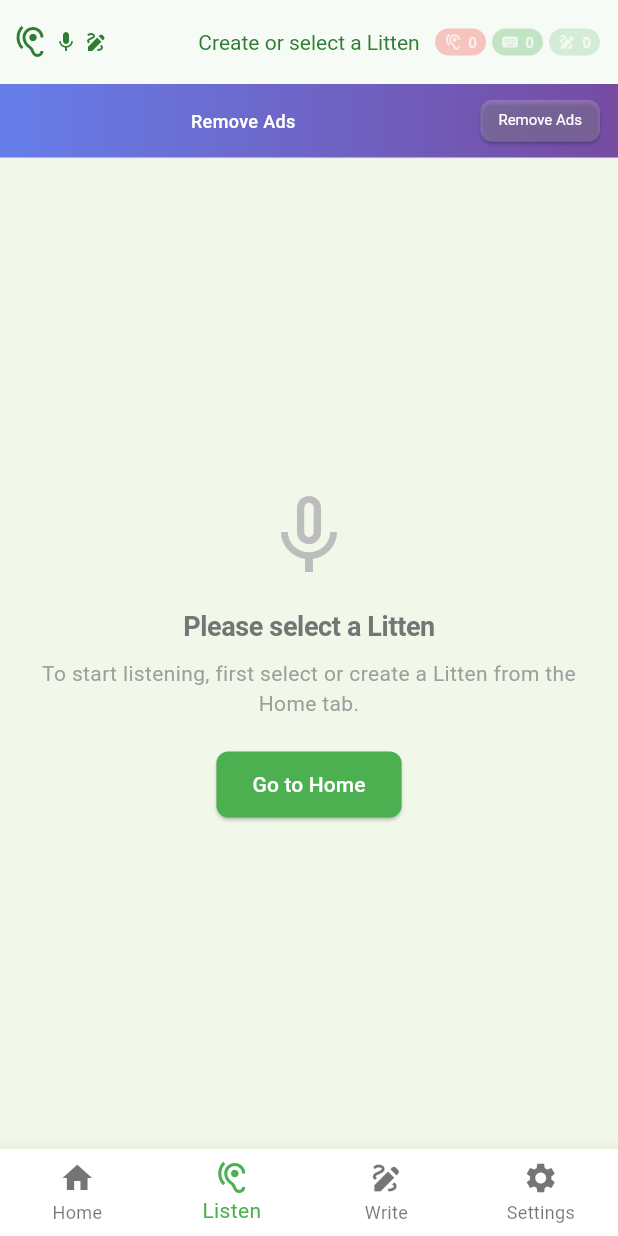
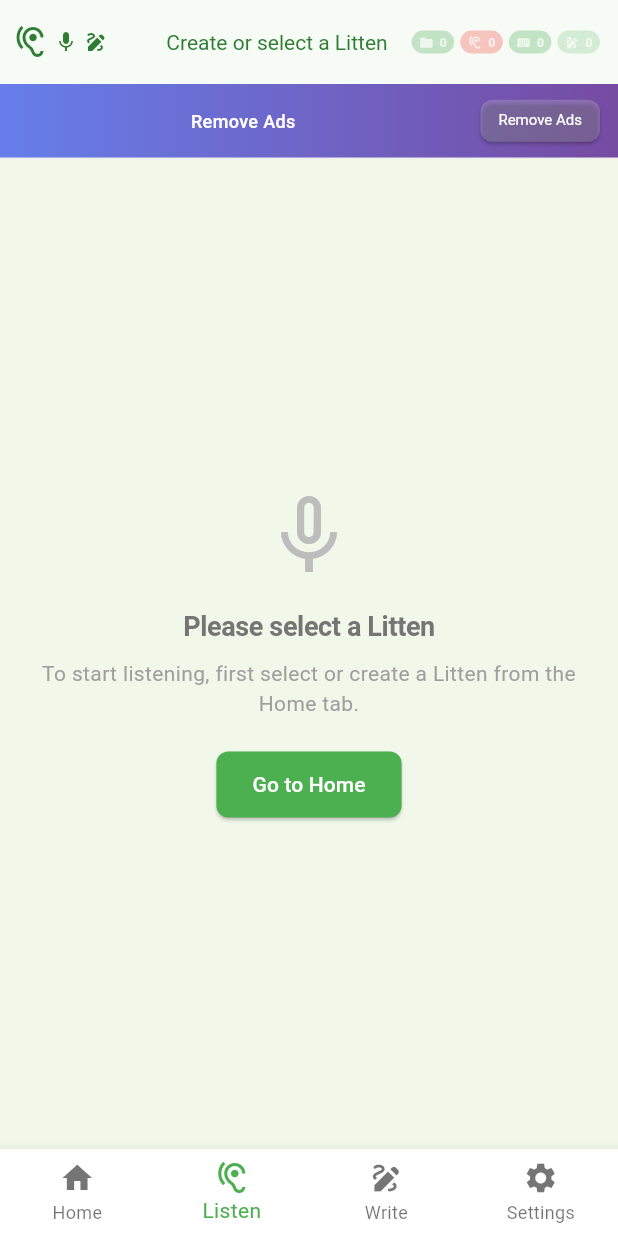
Before and after one commit to bgso7777/litten, a Flutter app: the MainTabScreen screen opened directly, item 2 of the bottom bar chosen, on a phone screen of 412 x 824 dp. Run offline on Flutter 3.47's test engine with Material 3 defaults, Android fonts, the light colour scheme and no system bars; our stand-ins replace audioplayers, file_picker, permission_handler, printing, shared_preferences, table_calendar; missing offline and left inert: flutter_painter_v2, flutter_pdfview, html_editor_enhanced, record; accounts and stored records are empty.

Commit message:
화면 기능 개선

```diff
--- a/frontend/lib/screens/main_tab_screen.dart
+++ b/frontend/lib/screens/main_tab_screen.dart
@@ -9,6 +9,7 @@ import 'recording_screen.dart';
 import 'writing_screen.dart';
 import 'settings_screen.dart';
 import '../config/themes.dart';
+import '../utils/responsive_utils.dart';
 
 class MainTabScreen extends StatelessWidget {
   const MainTabScreen({super.key});
@@ -45,7 +46,7 @@ class MainTabScreen extends StatelessWidget {
                     l10n?.emptyLittenTitle ?? '리튼을 생성하거나 선택하세요',
                     style: const TextStyle(fontSize: 14),
                   ),
-            actions: _buildFileCountBadges(appState),
+            actions: _buildFileCountBadges(appState, context),
           ),
           body: Column(
             children: [
@@ -91,7 +92,7 @@ class MainTabScreen extends StatelessWidget {
     );
   }
 
-  List<Widget>? _buildFileCountBadges(AppStateProvider appState) {
+  List<Widget>? _buildFileCountBadges(AppStateProvider appState, BuildContext context) {
     int audioCount = 0;
     int textCount = 0;
     int handwritingCount = 0;
@@ -112,24 +113,57 @@ class MainTabScreen extends StatelessWidget {
 
     final badges = <Widget>[];
 
-    // 녹음 파일 배지 (0개일 때도 표시)
+    // 전체 리튼 수 배지 (가장 앞에 추가)
+    final littenCount = appState.littens.length;
     badges.add(
       Container(
-        padding: const EdgeInsets.symmetric(horizontal: 6, vertical: 2),
+        padding: ResponsiveUtils.getBadgePadding(context),
         decoration: BoxDecoration(
-          color: audioCount > 0 ? AppColors.recordingColor : AppColors.recordingColor.withValues(alpha: 0.3),
-          borderRadius: BorderRadius.circular(12),
+          color: littenCount > 0
+              ? Theme.of(context).primaryColor
+              : Theme.of(context).primaryColor.withValues(alpha: 0.3),
+          borderRadius: BorderRadius.circular(ResponsiveUtils.getBadgeBorderRadius(context)),
         ),
         child: Row(
           mainAxisSize: MainAxisSize.min,
           children: [
-            Icon(Icons.hearing, size: 12, color: audioCount > 0 ? Colors.white : Colors.white70),
+            Icon(Icons.folder,
+                size: ResponsiveUtils.getBadgeIconSize(context),
+                color: littenCount > 0 ? Colors.white : Colors.white70),
+            AppSpacing.horizontalSpaceXS,
+            Text(
+              littenCount.toString(),
+              style: TextStyle(
+                color: littenCount > 0 ? Colors.white : Colors.white70,
+                fontSize: ResponsiveUtils.getBadgeFontSize(context),
+                fontWeight: FontWeight.bold,
+              ),
+            ),
+          ],
+        ),
+      ),
+    );
+
+    // 녹음 파일 배지 (0개일 때도 표시)
+    badges.add(
+      Container(
+        padding: ResponsiveUtils.getBadgePadding(context),
+        decoration: BoxDecoration(
+          color: audioCount > 0 ? AppColors.recordingColor : AppColors.recordingColor.withValues(alpha: 0.3),
+          borderRadius: BorderRadius.circular(ResponsiveUtils.getBadgeBorderRadius(context)),
+        ),
+        child: Row(
+          mainAxisSize: MainAxisSize.min,
+          children: [
+            Icon(Icons.hearing,
+                size: ResponsiveUtils.getBadgeIconSize(context),
+                color: audioCount > 0 ? Colors.white : Colors.white70),
             AppSpacing.horizontalSpaceXS,
             Text(
               audioCount.toString(),
               style: TextStyle(
                 color: audioCount > 0 ? Colors.white : Colors.white70,
-                fontSize: 10,
+                fontSize: ResponsiveUtils.getBadgeFontSize(context),
                 fontWeight: FontWeight.bold,
               ),
             ),
@@ -141,21 +175,23 @@ class MainTabScreen extends StatelessWidget {
     // 텍스트 파일 배지 (0개일 때도 표시)
     badges.add(
       Container(
-        padding: const EdgeInsets.symmetric(horizontal: 6, vertical: 2),
+        padding: const EdgeInsets.symmetric(horizontal: 4.9, vertical: 1.6),
         decoration: BoxDecoration(
           color: textCount > 0 ? AppColors.writingColor : AppColors.writingColor.withValues(alpha: 0.3),
-          borderRadius: BorderRadius.circular(12),
+          borderRadius: BorderRadius.circular(ResponsiveUtils.getBadgeBorderRadius(context)),
         ),
         child: Row(
           mainAxisSize: MainAxisSize.min,
           children: [
-            Icon(Icons.keyboard, size: 12, color: textCount > 0 ? Colors.white : Colors.white70),
+            Icon(Icons.keyboard,
+                size: ResponsiveUtils.getBadgeIconSize(context),
+                color: textCount > 0 ? Colors.white : Colors.white70),
             AppSpacing.horizontalSpaceXS,
             Text(
               textCount.toString(),
               style: TextStyle(
                 color: textCount > 0 ? Colors.white : Colors.white70,
-                fontSize: 10,
+                fontSize: ResponsiveUtils.getBadgeFontSize(context),
                 fontWeight: FontWeight.bold,
               ),
             ),
@@ -167,23 +203,25 @@ class MainTabScreen extends StatelessWidget {
     // 필기 파일 배지 (0개일 때도 표시)
     badges.add(
       Container(
-        padding: const EdgeInsets.symmetric(horizontal: 6, vertical: 2),
+        padding: const EdgeInsets.symmetric(horizontal: 4.9, vertical: 1.6),
         decoration: BoxDecoration(
           color: handwritingCount > 0
               ? AppColors.writingColor.withValues(alpha: 0.8)
               : AppColors.writingColor.withValues(alpha: 0.2),
-          borderRadius: BorderRadius.circular(12),
+          borderRadius: BorderRadius.circular(ResponsiveUtils.getBadgeBorderRadius(context)),
         ),
         child: Row(
           mainAxisSize: MainAxisSize.min,
           children: [
-            Icon(Icons.draw, size: 12, color: handwritingCount > 0 ? Colors.white : Colors.white70),
+            Icon(Icons.draw,
+                size: ResponsiveUtils.getBadgeIconSize(context),
+                color: handwritingCount > 0 ? Colors.white : Colors.white70),
             AppSpacing.horizontalSpaceXS,
             Text(
               handwritingCount.toString(),
               style: TextStyle(
                 color: handwritingCount > 0 ? Colors.white : Colors.white70,
-                fontSize: 10,
+                fontSize: ResponsiveUtils.getBadgeFontSize(context),
                 fontWeight: FontWeight.bold,
               ),
             ),
--- /dev/null
+++ b/frontend/lib/utils/responsive_utils.dart
@@ -0,0 +1,140 @@
+import 'package:flutter/material.dart';
+
+class ResponsiveUtils {
+  static const double tabletBreakpoint = 768.0;
+  static const double desktopBreakpoint = 1024.0;
+
+  static bool isTablet(BuildContext context) {
+    final screenWidth = MediaQuery.of(context).size.width;
+    return screenWidth >= tabletBreakpoint && screenWidth < desktopBreakpoint;
+  }
+
+  static bool isDesktop(BuildContext context) {
+    final screenWidth = MediaQuery.of(context).size.width;
+    return screenWidth >= desktopBreakpoint;
+  }
+
+  static bool isMobile(BuildContext context) {
+    final screenWidth = MediaQuery.of(context).size.width;
+    return screenWidth < tabletBreakpoint;
+  }
+
+  static double getScreenWidth(BuildContext context) {
+    return MediaQuery.of(context).size.width;
+  }
+
+  static double getScreenHeight(BuildContext context) {
+    return MediaQuery.of(context).size.height;
+  }
+
+  static EdgeInsets getResponsivePadding(BuildContext context) {
+    if (isDesktop(context)) {
+      return const EdgeInsets.all(24.0);
+    } else if (isTablet(context)) {
+      return const EdgeInsets.all(16.0);
+    } else {
+      return const EdgeInsets.all(12.0);
+    }
+  }
+
+  static double getResponsiveFontSize(BuildContext context, double baseFontSize) {
+    final screenWidth = getScreenWidth(context);
+    if (screenWidth < 360) {
+      return baseFontSize * 0.9;
+    } else if (screenWidth < 400) {
+      return baseFontSize * 0.95;
+    } else if (screenWidth > 600) {
+      return baseFontSize * 1.1;
+    }
+    return baseFontSize;
+  }
+
+  static double getResponsiveIconSize(BuildContext context, double baseIconSize) {
+    final screenWidth = getScreenWidth(context);
+    if (screenWidth < 360) {
+      return baseIconSize * 0.9;
+    } else if (screenWidth > 600) {
+      return baseIconSize * 1.1;
+    }
+    return baseIconSize;
+  }
+
+  static int getResponsiveCrossAxisCount(BuildContext context) {
+    final screenWidth = getScreenWidth(context);
+    if (screenWidth > 1200) {
+      return 4;
+    } else if (screenWidth > 800) {
+      return 3;
+    } else if (screenWidth > 600) {
+      return 2;
+    } else {
+      return 1;
+    }
+  }
+
+  static double getCalendarRowHeight(BuildContext context) {
+    final screenHeight = getScreenHeight(context);
+    if (screenHeight < 600) {
+      return 30.0; // 작은 화면
+    } else if (screenHeight < 800) {
+      return 35.0; // 중간 화면
+    } else {
+      return 40.0; // 큰 화면
+    }
+  }
+
+  static double getCalendarDaysOfWeekHeight(BuildContext context) {
+    final screenHeight = getScreenHeight(context);
+    if (screenHeight < 600) {
+      return 20.0; // 작은 화면
+    } else if (screenHeight < 800) {
+      return 25.0; // 중간 화면
+    } else {
+      return 30.0; // 큰 화면
+    }
+  }
+
+  static double getBadgeFontSize(BuildContext context) {
+    final screenWidth = getScreenWidth(context);
+    if (screenWidth < 360) {
+      return 7.0;
+    } else if (screenWidth < 400) {
+      return 7.5;
+    } else {
+      return 8.1;
+    }
+  }
+
+  static double getBadgeIconSize(BuildContext context) {
+    final screenWidth = getScreenWidth(context);
+    if (screenWidth < 360) {
+      return 8.0;
+    } else if (screenWidth < 400) {
+      return 8.5;
+    } else {
+      return 9.7;
+    }
+  }
+
+  static EdgeInsets getBadgePadding(BuildContext context) {
+    final screenWidth = getScreenWidth(context);
+    if (screenWidth < 360) {
+      return const EdgeInsets.symmetric(horizontal: 4.0, vertical: 1.2);
+    } else if (screenWidth < 400) {
+      return const EdgeInsets.symmetric(horizontal: 4.5, vertical: 1.4);
+    } else {
+      return const EdgeInsets.symmetric(horizontal: 4.9, vertical: 1.6);
+    }
+  }
+
+  static double getBadgeBorderRadius(BuildContext context) {
+    final screenWidth = getScreenWidth(context);
+    if (screenWidth < 360) {
+      return 8.0;
+    } else if (screenWidth < 400) {
+      return 8.5;
+    } else {
+      return 9.7;
+    }
+  }
+}
```
Also changed, not shown: 0_history.txt (+37 -3 lines), frontend/lib/screens/home_screen.dart (+5 -16 lines), frontend/lib/screens/writing_screen.dart (+67 -17 lines), 5 other files.
